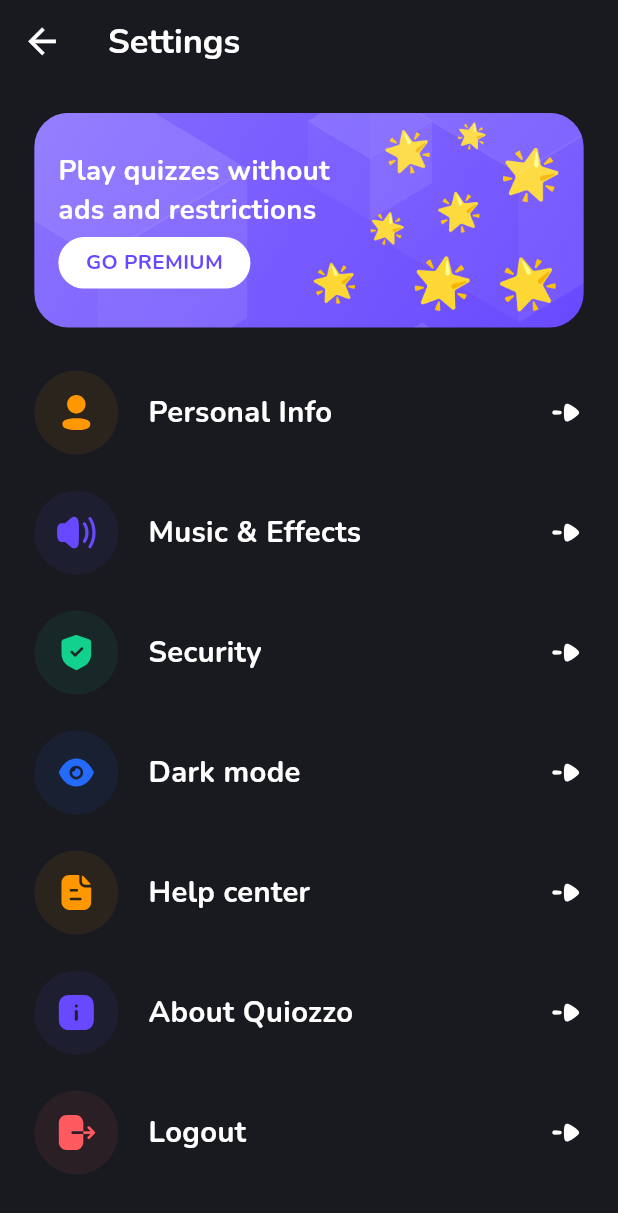
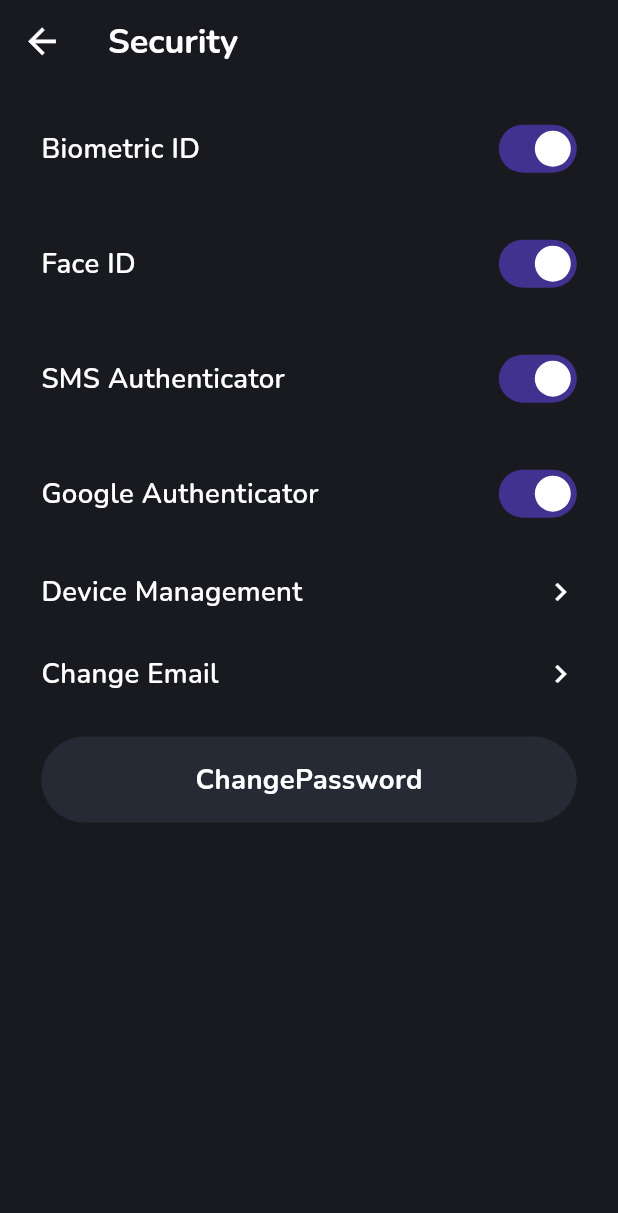
Before and after one commit to Amirxon3310/pima_quiz, a Flutter app: the ProfileSettingsScreen screen opened directly, after a tap on "Security", on a phone screen of 412 x 824 dp. Shown: the top 1213 px of the screen. Run offline on Flutter 3.47's test engine with Material 3 defaults, Android fonts, the phone set to English and light mode, and no system bars; our stand-ins replace firebase_auth, firebase_core, flutter_bloc, flutter_screenutil, flutter_svg, lottie and 1 more; accounts and stored records are empty.

Commit message:
profile_settings

```diff
--- a/analysis_options.yaml
+++ b/analysis_options.yaml
@@ -1,4 +1,4 @@
 include: package:flutter_lints/flutter.yaml
 analyzer:
   errors:
-    avoid_print: ignore ignore
+    avoid_print: ignore
--- a/lib/features/auth/data/models/user_model.dart
+++ b/lib/features/auth/data/models/user_model.dart
@@ -7,24 +7,24 @@ enum UserStatus {
 
 class UserModel {
   final String id;
-  final int age;
-  final String fullName;
+  final int? age;
+  final String? fullName;
   final String email;
-  final String phoneNumber;
-  final String username;
-  final DateTime birthday;
+  final String? phoneNumber;
+  final String? username;
+  final DateTime? birthday;
   final UserStatus? userStatus;
   final DateTime createdAt;
 
   UserModel({
     required this.id,
-    required this.age,
-    required this.fullName,
+    this.age,
+    this.fullName,
     required this.email,
-    required this.phoneNumber,
-    required this.username,
+    this.phoneNumber,
+    this.username,
     this.userStatus,
-    required this.birthday,
+    this.birthday,
     required this.createdAt,
   });
 
@@ -51,7 +51,7 @@ class UserModel {
       'phone': phoneNumber,
       'username': username,
       'status': userStatus?.name,
-      'birthday': birthday.toIso8601String(),
+      'birthday': birthday?.toIso8601String(),
       'createdAt': createdAt.toIso8601String(),
     };
   }
--- a/lib/features/profile/presentation/pages/profile_settings_screen.dart
+++ b/lib/features/profile/presentation/pages/profile_settings_screen.dart
@@ -5,6 +5,8 @@ import 'package:pima_quiz/core/resources/app_colors.dart';
 import 'package:pima_quiz/core/resources/app_icons.dart';
 import 'package:pima_quiz/core/resources/app_images.dart';
 import 'package:pima_quiz/features/auth/presentation/pages/login_screen.dart';
+import 'package:pima_quiz/features/profile/presentation/pages/music_and_effects_screen.dart';
+import 'package:pima_quiz/features/profile/presentation/pages/securitt_screen.dart';
 import 'package:pima_quiz/features/profile/presentation/pages/personal_info_screen.dart';
 import 'package:pima_quiz/features/profile/presentation/widgets/settings_widget.dart';
 
@@ -104,13 +106,27 @@ class ProfileSettingsScreen extends StatelessWidget {
                   color: AppColors.transparentOrange,
                 ),
                 SettingsWidget(
-                  onTap: () {},
+                  onTap: () {
+                    Navigator.push(
+                      context,
+                      MaterialPageRoute(
+                        builder: (context) => MusicAndEffectsScreen(),
+                      ),
+                    );
+                  },
                   title: 'Music & Effects',
                   icon: AppIcons.volumeUp,
                   color: AppColors.transparentPurple,
                 ),
                 SettingsWidget(
-                  onTap: () {},
+                  onTap: () {
+                    Navigator.push(
+                      context,
+                      MaterialPageRoute(
+                        builder: (context) => SecurityScreen(),
+                      ),
+                    );
+                  },
                   title: 'Security',
                   icon: AppIcons.shieldDone,
                   color: AppColors.transparentGreen,
--- /dev/null
+++ b/lib/features/profile/presentation/pages/securitt_screen.dart
@@ -0,0 +1,74 @@
+import 'package:flutter/material.dart';
+import 'package:flutter_screenutil/flutter_screenutil.dart';
+import 'package:pima_quiz/core/resources/app_colors.dart';
+import 'package:pima_quiz/core/widgets/custom_button.dart';
+import 'package:pima_quiz/features/profile/presentation/widgets/music_effect_widget.dart';
+import 'package:pima_quiz/features/profile/presentation/widgets/music_effect_widget_2.dart';
+
+class SecurityScreen extends StatefulWidget {
+  const SecurityScreen({super.key});
+
+  @override
+  State<SecurityScreen> createState() => _SecurityScreenState();
+}
+
+class _SecurityScreenState extends State<SecurityScreen> {
+  bool isSwitched = true;
+  @override
+  Widget build(BuildContext context) {
+    return Scaffold(
+      backgroundColor: AppColors.dark1,
+      appBar: AppBar(
+        backgroundColor: Colors.transparent,
+        elevation: 0,
+        centerTitle: false,
+        leading: IconButton(
+          onPressed: () {
+            Navigator.pop(context);
+          },
+          icon: Icon(Icons.arrow_back, color: Colors.white, size: 24.sp),
+        ),
+        title: Text(
+          'Security',
+          style: TextStyle(
+            fontSize: 20.sp,
+            fontFamily: 'Nunito',
+            fontWeight: FontWeight.bold,
+            color: Colors.white,
+          ),
+        ),
+      ),
+      body: Padding(
+        padding: EdgeInsets.only(
+          left: 24.w,
+          right: 24.w,
+          top: 16.h,
+        ),
+        child: Column(
+          spacing: 24.h,
+          children: [
+            MusicEffectSwitch(
+              title: "Biometric ID",
+            ),
+            MusicEffectSwitch(
+              title: "Face ID",
+            ),
+            MusicEffectSwitch(
+              title: "SMS Authenticator",
+            ),
+            MusicEffectSwitch(
+              title: "Google Authenticator",
+            ),
+            MusicEffectWidget(title: "Device Management"),
+            MusicEffectWidget(title: "Change Email"),
+            CustomButton(
+              text: "ChangePassword",
+              onTap: () {},
+              isFilled: false,
+            )
+          ],
+        ),
+      ),
+    );
+  }
+}
--- /dev/null
+++ b/lib/features/profile/presentation/widgets/music_effect_widget.dart
@@ -0,0 +1,51 @@
+import 'package:flutter/material.dart';
+import 'package:flutter_screenutil/flutter_screenutil.dart';
+import 'package:pima_quiz/core/resources/app_colors.dart';
+
+class MusicEffectSwitch extends StatefulWidget {
+  final String title;
+  const MusicEffectSwitch({super.key, required this.title});
+
+  @override
+  State<MusicEffectSwitch> createState() => _MusicEffectSwitchState();
+}
+
+class _MusicEffectSwitchState extends State<MusicEffectSwitch> {
+  bool isSwitched = true;
+  @override
+  Widget build(BuildContext context) {
+    return Row(
+      children: [
+        Text(
+          widget.title,
+          style: TextStyle(
+            fontSize: 16.sp,
+            fontWeight: FontWeight.w600,
+            fontFamily: "Nunito",
+            color: Colors.white,
+          ),
+        ),
+        Spacer(),
+        Switch.adaptive(
+          padding: EdgeInsets.all(0),
+          value: isSwitched,
+          activeColor: AppColors.primary500,
+          inactiveThumbColor: AppColors.dark4,
+          thumbColor: MaterialStateProperty.resolveWith<Color>(
+            (Set<MaterialState> states) {
+              if (states.contains(MaterialState.selected)) {
+                return Colors.white;
+              }
+              return Colors.white;
+            },
+          ),
+          onChanged: (bool value) {
+            setState(() {
+              isSwitched = value;
+            });
+          },
+        )
+      ],
+    );
+  }
+}
--- /dev/null
+++ b/lib/features/profile/presentation/widgets/music_effect_widget_2.dart
@@ -0,0 +1,38 @@
+import 'package:flutter/material.dart';
+import 'package:flutter_screenutil/flutter_screenutil.dart';
+
+class MusicEffectWidget extends StatefulWidget {
+  final String title;
+  const MusicEffectWidget({super.key, required this.title});
+
+  @override
+  State<MusicEffectWidget> createState() => _MusicEffectWidgetState();
+}
+
+class _MusicEffectWidgetState extends State<MusicEffectWidget> {
+  @override
+  Widget build(BuildContext context) {
+    return Row(
+      children: [
+        Text(
+          widget.title,
+          style: TextStyle(
+            fontSize: 16.sp,
+            fontWeight: FontWeight.w600,
+            fontFamily: "Nunito",
+            color: Colors.white,
+          ),
+        ),
+        Spacer(),
+        SizedBox(
+          width: 20.w,
+          height: 20.h,
+          child: Icon(
+            Icons.navigate_next_outlined,
+            color: Colors.white,
+          ),
+        )
+      ],
+    );
+  }
+}
--- a/lib/main.dart
+++ b/lib/main.dart
@@ -12,12 +12,11 @@ import 'package:pima_quiz/firebase_options.dart';
 
 void main() async {
   WidgetsFlutterBinding.ensureInitialized();
-  await Firebase.initializeApp(
-    options: DefaultFirebaseOptions.currentPlatform,
-  );
+  await Firebase.initializeApp(options: DefaultFirebaseOptions.currentPlatform);
   // FirebaseFirestore.instance.settings = const Settings(
   //   persistenceEnabled: true,
   // );
+
   runApp(MyApp());
 }
 
--- a/pubspec.yaml
+++ b/pubspec.yaml
@@ -7,9 +7,9 @@ environment:
   sdk: ^3.6.1
 
 dependencies:
-  # cloud_firestore: ^5.6.11
+  # cloud_firestore: ^5.6.8
   firebase_auth: ^5.6.2
-  firebase_core: ^3.15.1
+  firebase_core: ^3.13.1
   flutter:
     sdk: flutter
   flutter_bloc: ^9.1.1
```
Also changed, not shown: lib/core/widgets/custom_datetime_picker.dart (added, +32 -0 lines), lib/core/widgets/custom_textfield.dart (+25 -5 lines), lib/features/auth/presentation/pages/register_screen.dart (+12 -4 lines), lib/features/profile/presentation/pages/music_and_effects_screen.dart (added, +67 -0 lines), lib/features/profile/presentation/pages/personal_info_screen.dart (+18 -4 lines), lib/firebase_options.dart, 6 other files.
